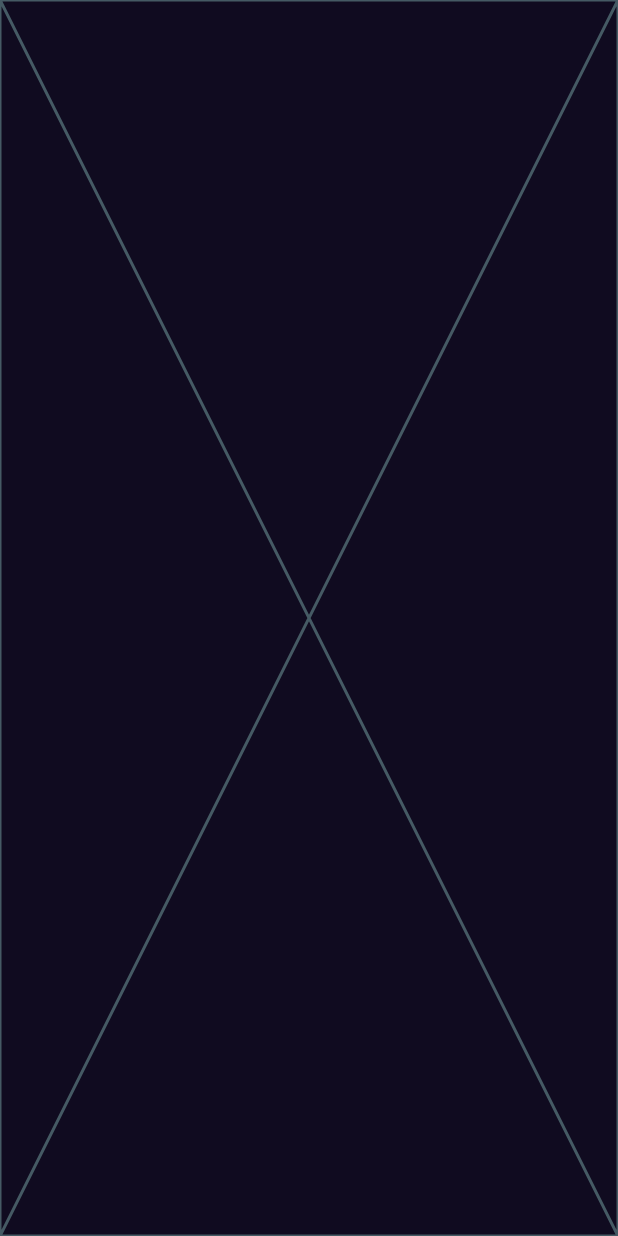
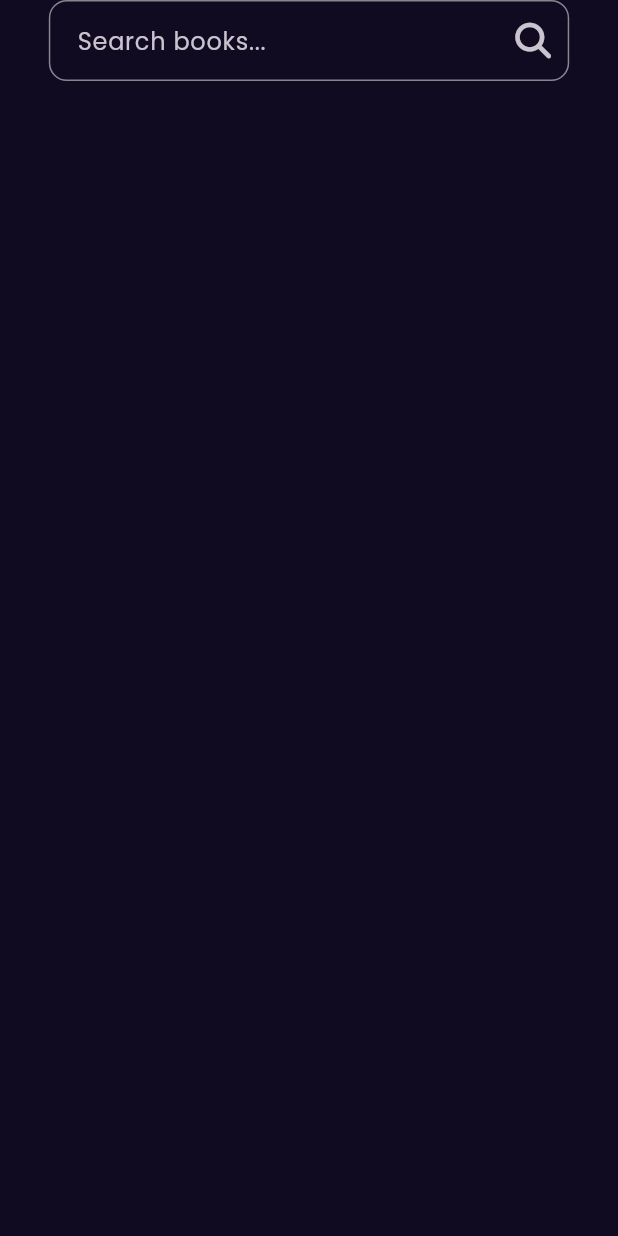
Before and after one commit to MohammedGhazaly/bookly-mvvm, a Flutter app: the SearchView screen opened by its route, on a phone screen of 412 x 824 dp. Run offline on Flutter 3.47's test engine with Material 2 defaults, Android fonts, the phone set to English and light mode, and no system bars; our stand-ins replace flutter_screenutil, font_awesome_flutter, go_router, google_fonts.

Commit message:
Created custom textfield for search view

```diff
--- a/lib/features/home/presentation/views/widgets/home_view_widgets.dart/custom_home_view_app_bar.dart
+++ b/lib/features/home/presentation/views/widgets/home_view_widgets.dart/custom_home_view_app_bar.dart
@@ -1,7 +1,9 @@
 import 'package:bookly_mvvm/core/utils/my_assets.dart';
+import 'package:bookly_mvvm/core/utils/my_routes.dart';
 import 'package:flutter/material.dart';
 import 'package:flutter_screenutil/flutter_screenutil.dart';
 import 'package:font_awesome_flutter/font_awesome_flutter.dart';
+import 'package:go_router/go_router.dart';
 
 class CustomHomeViewAppBar extends StatelessWidget {
   const CustomHomeViewAppBar({super.key});
@@ -16,7 +18,9 @@ class CustomHomeViewAppBar extends StatelessWidget {
           height: 20.h,
         ),
         IconButton(
-          onPressed: () {},
+          onPressed: () {
+            GoRouter.of(context).push(MyRouters.kSearchViewRoute);
+          },
           icon: const Icon(
             FontAwesomeIcons.magnifyingGlass,
           ),
--- /dev/null
+++ b/lib/features/search/presentation/views/widgets/custom_search_view_text_field.dart
@@ -0,0 +1,50 @@
+import 'package:flutter/material.dart';
+import 'package:flutter_screenutil/flutter_screenutil.dart';
+import 'package:font_awesome_flutter/font_awesome_flutter.dart';
+
+class CustomSearchViewTextField extends StatelessWidget {
+  const CustomSearchViewTextField({super.key});
+
+  @override
+  Widget build(BuildContext context) {
+    return TextField(
+      decoration: InputDecoration(
+        contentPadding: EdgeInsets.all(15),
+        hintText: "Search books...",
+        suffixIcon: IconButton(
+          onPressed: () {},
+          icon: Icon(
+            FontAwesomeIcons.magnifyingGlass,
+            size: 22.sp,
+          ),
+        ),
+        enabled: true,
+        border: OutlineInputBorder(
+          borderRadius: BorderRadius.circular(12),
+          borderSide: BorderSide(
+            color: Colors.white.withOpacity(0.5),
+            width: 1,
+          ),
+        ),
+        enabledBorder: OutlineInputBorder(
+          borderRadius: BorderRadius.circular(
+            12,
+          ),
+          borderSide: BorderSide(
+            color: Colors.white.withOpacity(0.5),
+            width: 1,
+          ),
+        ),
+        focusedBorder: OutlineInputBorder(
+          borderRadius: BorderRadius.circular(
+            12,
+          ),
+          borderSide: BorderSide(
+            color: Colors.white,
+            width: 1,
+          ),
+        ),
+      ),
+    );
+  }
+}
--- a/lib/features/search/presentation/views/widgets/search_view_body.dart
+++ b/lib/features/search/presentation/views/widgets/search_view_body.dart
@@ -1,10 +1,22 @@
+import 'package:bookly_mvvm/features/search/presentation/views/widgets/custom_search_view_text_field.dart';
 import 'package:flutter/material.dart';
+import 'package:flutter_screenutil/flutter_screenutil.dart';
+import 'package:font_awesome_flutter/font_awesome_flutter.dart';
 
 class SearchViewbody extends StatelessWidget {
   const SearchViewbody({super.key});
 
   @override
   Widget build(BuildContext context) {
-    return const Placeholder();
+    return SafeArea(
+      child: Padding(
+        padding: EdgeInsets.symmetric(horizontal: 30.w),
+        child: Column(
+          children: [
+            CustomSearchViewTextField(),
+          ],
+        ),
+      ),
+    );
   }
 }
```
